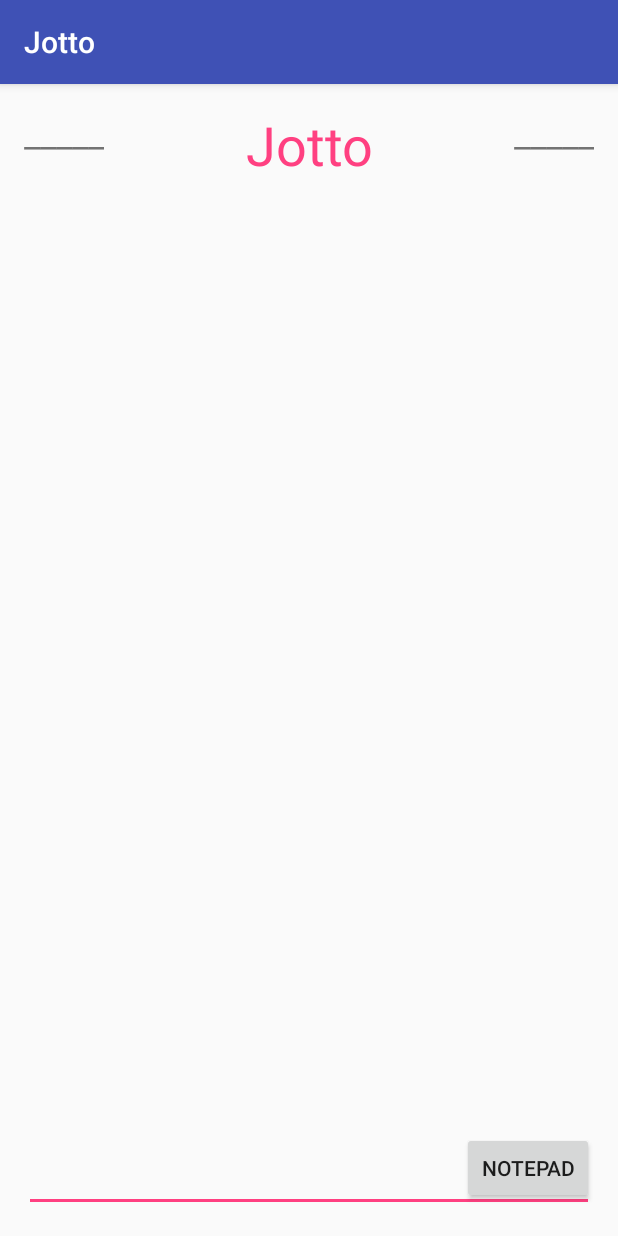
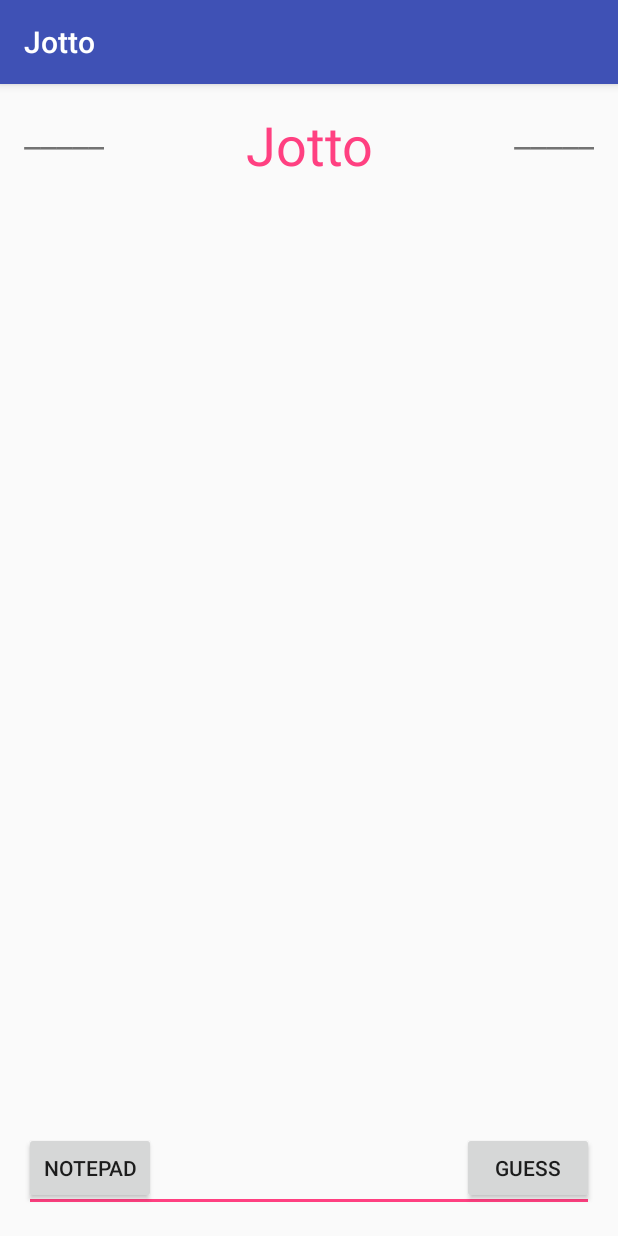
Before and after one commit to mabel-syrup/Jotto, an Android app: the screen it shows after launch (MainActivity), on a phone screen of 412 x 824 dp. Run offline under Robolectric (Android 15) with nearby library versions, the phone set to English and light mode, and no system bars; 1 statement that could not run was skipped.

Commit message:
Working on UI; beginning some methods including a string comparison

```diff
--- a/app/src/main/java/com/surber/m/jotto/MainActivity.java
+++ b/app/src/main/java/com/surber/m/jotto/MainActivity.java
@@ -2,21 +2,51 @@ package com.surber.m.jotto;
 
 import android.support.v7.app.AppCompatActivity;
 import android.os.Bundle;
+import android.view.View;
+import android.widget.Button;
+import android.widget.TextView;
 
 public class MainActivity extends AppCompatActivity {
 
     String mySecretWord;
+    String theirSecretWord;
+
+    TextView mySecretWordTV;
+    Button guessEnterButton;
 
     @Override
     protected void onCreate(Bundle savedInstanceState) {
         super.onCreate(savedInstanceState);
         setContentView(R.layout.activity_main);
+
+        mySecretWordTV = (TextView) findViewById(R.id.my_secret_word);
+        guessEnterButton = (Button) findViewById(R.id.guess_enter_button);
+
+        theirSecretWord = "koala";
+
         if(mySecretWord.isEmpty()){
             //No secret word!  Gotta make one.
+            //For now, we'll just place "words" in.
+            mySecretWord = "words";
+            mySecretWordTV.setText(mySecretWord);
         }
+
+        guessEnterButton.setOnClickListener(new View.OnClickListener() {
+            @Override
+            public void onClick(View view) {
+                //Send guess!
+            }
+        });
     }
 
 
+    private int compareGuess (String guess, String word){
 
+        /*for(char c : guess.toCharArray()){
+            try{
+                int index = word.indexOf(c);
+            }
+        }*/
+    }
 
 }
--- a/app/src/main/res/layout/activity_main.xml
+++ b/app/src/main/res/layout/activity_main.xml
@@ -76,9 +76,15 @@
             android:layout_width="match_parent"
             android:layout_height="wrap_content" />
         <Button
+            android:id="@+id/guess_enter_button"
+            android:text="@string/guess_enter_button_text"
+            android:layout_alignParentRight="true"
+            android:layout_width="wrap_content"
+            android:layout_height="wrap_content" />
+        <Button
             android:id="@+id/note_button"
             android:text="@string/note_button_text"
-            android:layout_alignParentRight="true"
+            android:layout_alignParentLeft="true"
             android:layout_width="wrap_content"
             android:layout_height="wrap_content" />
     </RelativeLayout>
--- a/app/src/main/res/values/strings.xml
+++ b/app/src/main/res/values/strings.xml
@@ -2,4 +2,5 @@
     <string name="app_name">Jotto</string>
     <string name="title">Jotto</string>
     <string name="note_button_text">Notepad</string>
+    <string name="guess_enter_button_text">GUESS</string>
 </resources>
```
